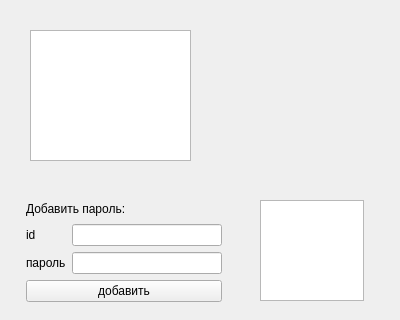
Before: the Qt Designer form form.ui in Michaelo0/Home_task, drawn with Qt 5.
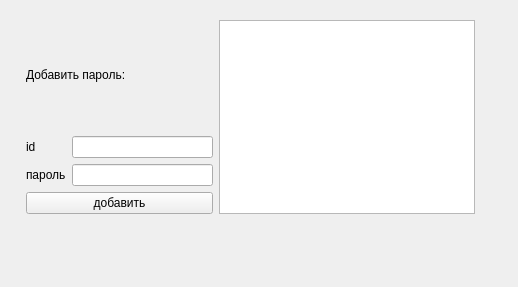
After: the same form once the commit is applied.

```diff
--- a/form.ui
+++ b/form.ui
@@ -6,32 +6,24 @@
    <rect>
     <x>0</x>
     <y>0</y>
-    <width>400</width>
-    <height>320</height>
+    <width>518</width>
+    <height>287</height>
    </rect>
   </property>
   <property name="windowTitle">
    <string>Form</string>
   </property>
-  <widget class="QListWidget" name="listWidget">
-   <property name="geometry">
-    <rect>
-     <x>30</x>
-     <y>30</y>
-     <width>161</width>
-     <height>131</height>
-    </rect>
-   </property>
-  </widget>
-  <widget class="QWidget" name="layoutWidget">
+  <widget class="QWidget" name="">
    <property name="geometry">
     <rect>
      <x>26</x>
-     <y>200</y>
-     <width>196</width>
-     <height>102</height>
+     <y>20</y>
+     <width>449</width>
+     <height>194</height>
     </rect>
    </property>
+   <layout class="QHBoxLayout" name="horizontalLayout_2">
+    <item>
    <layout class="QVBoxLayout" name="verticalLayout_4">
     <item>
      <widget class="QLabel" name="label_3">
@@ -84,16 +76,11 @@
      </layout>
     </item>
    </layout>
-  </widget>
-  <widget class="QTextEdit" name="textEdit">
-   <property name="geometry">
-    <rect>
-     <x>260</x>
-     <y>200</y>
-     <width>104</width>
-     <height>101</height>
-    </rect>
-   </property>
+    </item>
+    <item>
+     <widget class="QListWidget" name="listWidget"/>
+    </item>
+   </layout>
   </widget>
  </widget>
  <resources/>
```
Lines whose indentation alone changed are shown as unchanged.
